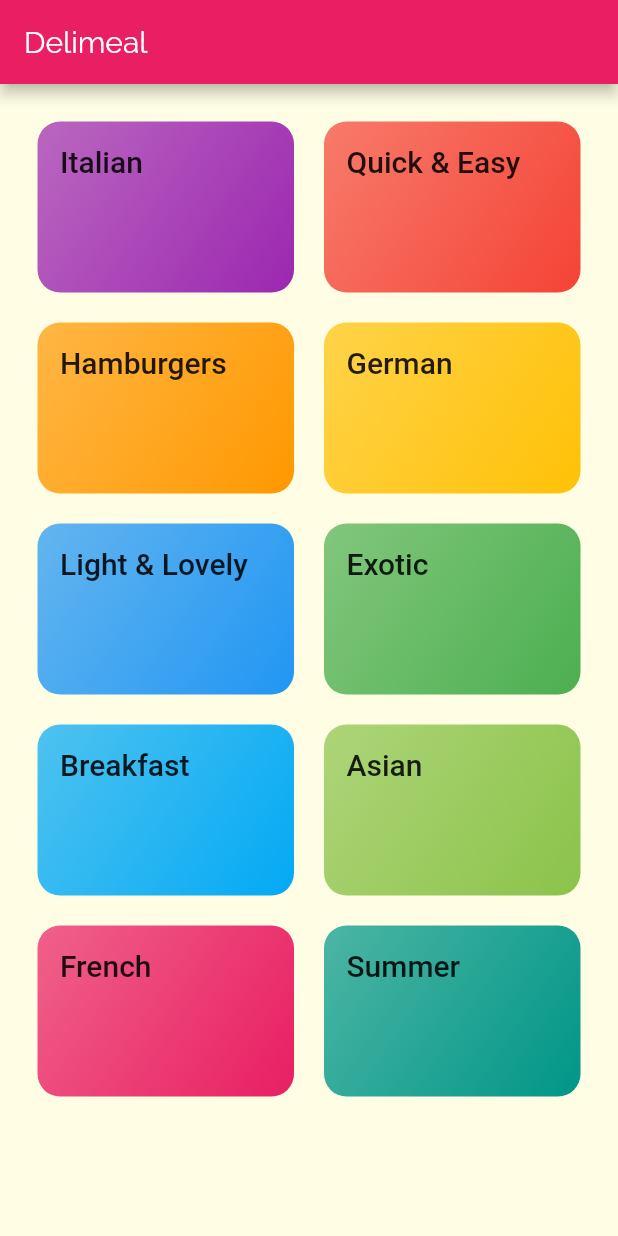
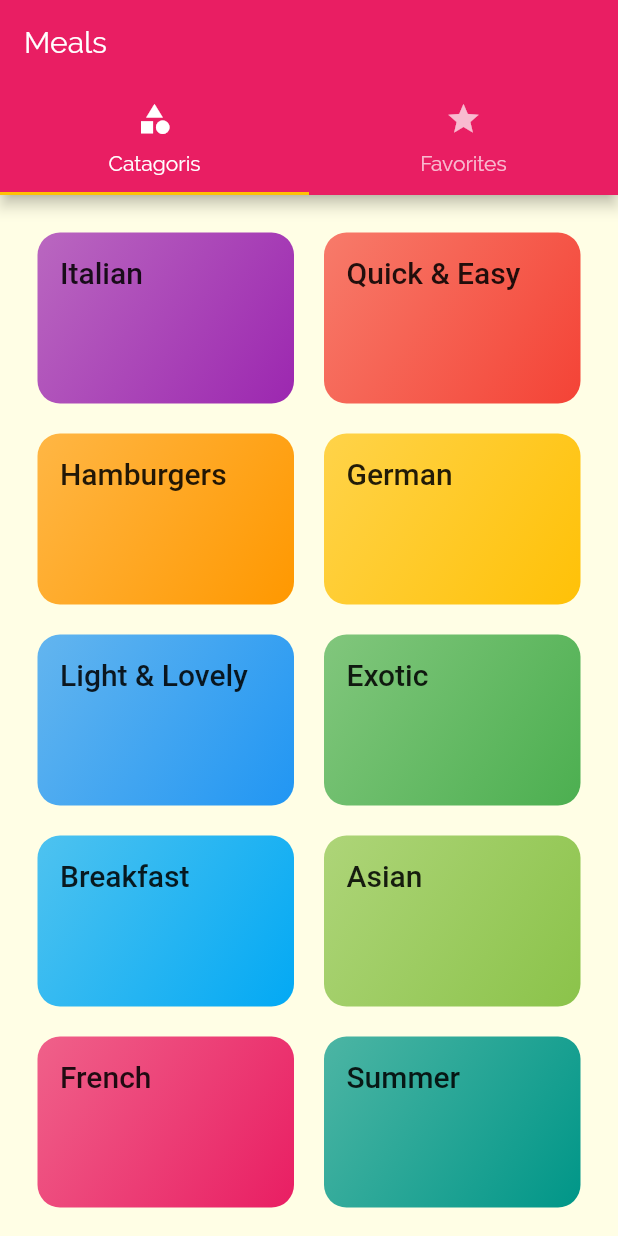
Before and after one commit to mondoraemon/flutter_multi_page, a Flutter app: the screen it shows after launch, on a phone screen of 412 x 824 dp. Run offline on Flutter 3.47's test engine with Material 2 defaults, Android fonts, the phone set to English and light mode, and no system bars; Roboto replaces fonts that are missing (RobotoCondened).

Commit message:
Add TabsScreen

```diff
--- a/lib/main.dart
+++ b/lib/main.dart
@@ -2,7 +2,7 @@ import 'package:flutter/material.dart';
 import './screens/categories_screen.dart';
 import './screens/category_meals_screen.dart';
 import './screens/meal_detail_screen.dart';
-
+import './screens/tabs_screen.dart';
 void main() => runApp(MyApp());
 
 class MyApp extends StatelessWidget {
@@ -23,7 +23,7 @@ class MyApp extends StatelessWidget {
       // home: CategoriesScreen(),
       initialRoute: '/',
       routes: {
-        '/': (ctx) => CategoriesScreen(),
+        '/': (ctx) =>  TabsScreen(),
         CategoryMealScreen.rountName: (ctx) => CategoryMealScreen(),
         MealDetailScreen.rountName: (ctx) => MealDetailScreen(),
       },
--- a/lib/screens/categories_screen.dart
+++ b/lib/screens/categories_screen.dart
@@ -3,15 +3,9 @@ import '../dummy_data.dart';
 import '../widgets/category_item.dart';
 
 class CategoriesScreen extends StatelessWidget {
-
-
   @override
   Widget build(BuildContext context) {
-    return Scaffold(
-      appBar: AppBar(
-        title: Text('Delimeal'),
-      ),
-      body: GridView(
+    return GridView(
       padding: const EdgeInsets.all(25),
       children: DUMMY_CATEGORIES
           .map((catData) => CategoryItem(
@@ -25,7 +19,6 @@ class CategoriesScreen extends StatelessWidget {
           childAspectRatio: 3 / 2,
           crossAxisSpacing: 20,
           mainAxisSpacing: 20),
-      ),
     );
   }
 }
--- /dev/null
+++ b/lib/screens/favorites_screen.dart
@@ -0,0 +1,11 @@
+import 'package:flutter/material.dart';
+
+class FavoritesScreen extends StatelessWidget {
+  @override
+  Widget build(BuildContext context) {
+    return Center(
+      child: Text('The Favorites'),
+
+    );
+  }
+}
--- /dev/null
+++ b/lib/screens/tabs_screen.dart
@@ -0,0 +1,40 @@
+import '../screens/favorites_screen.dart';
+
+import '../screens/categories_screen.dart';
+import 'package:flutter/material.dart';
+
+class TabsScreen extends StatefulWidget {
+  @override
+  _TabsScreenState createState() => _TabsScreenState();
+}
+
+class _TabsScreenState extends State<TabsScreen> {
+  @override
+  Widget build(BuildContext context) {
+    return DefaultTabController(
+      length: 2,
+      initialIndex: 0,
+      child: Scaffold(
+        appBar: AppBar(
+          title: Text('Meals'),
+          bottom: TabBar(
+            tabs: <Widget>[
+              Tab(
+                icon: Icon(Icons.category),
+                text: 'Catagoris',
+              ),
+              Tab(
+                icon: Icon(Icons.star),
+                text: 'Favorites',
+              ),
+            ],
+          ),
+        ),
+        body: TabBarView(children: <Widget>[
+          CategoriesScreen(),
+          FavoritesScreen(),
+        ],),
+      ),
+    );
+  }
+}
```
Lines whose indentation alone changed are shown as unchanged.
